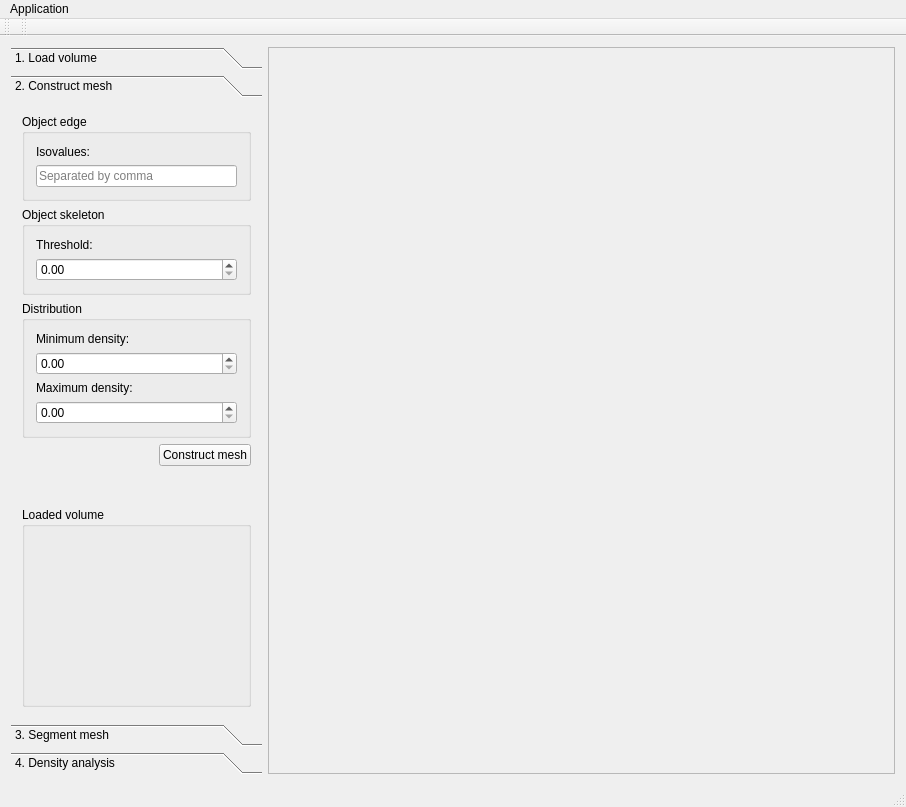
First picture: the form in MainWindow.ui, repository rics-ucsp/BoneDensityApp, before the edit.
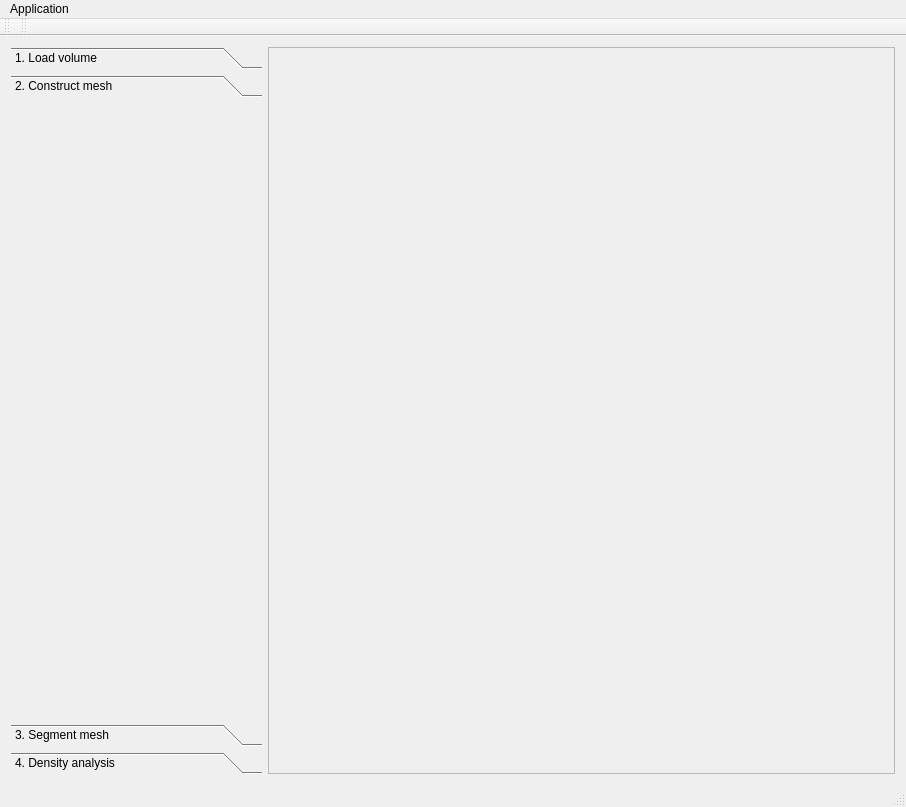
Second picture: the form after the edit. Custom widgets are drawn as their Qt base class.

Commit message: Create construction layout

```diff
--- a/MainWindow.ui
+++ b/MainWindow.ui
@@ -38,7 +38,7 @@
       <property name="currentIndex">
        <number>1</number>
       </property>
-      <widget class="QWidget" name="page">
+      <widget class="QWidget" name="page_load_volume">
        <property name="geometry">
         <rect>
          <x>0</x>
@@ -73,148 +73,20 @@
         </item>
        </layout>
       </widget>
-      <widget class="QWidget" name="page_2">
+      <widget class="PageConstructMesh" name="page_construct_mesh">
        <property name="geometry">
         <rect>
          <x>0</x>
          <y>0</y>
          <width>247</width>
-         <height>615</height>
+         <height>591</height>
         </rect>
        </property>
        <attribute name="label">
         <string>2. Construct mesh</string>
        </attribute>
-       <layout class="QVBoxLayout" name="verticalLayout_2">
-        <item>
-         <widget class="QGroupBox" name="groupBox">
-          <property name="title">
-           <string>Object edge</string>
-          </property>
-          <layout class="QVBoxLayout" name="verticalLayout_3">
-           <item>
-            <widget class="QLabel" name="label_2">
-             <property name="text">
-              <string>Isovalues:</string>
-             </property>
-            </widget>
-           </item>
-           <item>
-            <widget class="QLineEdit" name="lineEdit">
-             <property name="placeholderText">
-              <string>Separated by comma</string>
-             </property>
-            </widget>
-           </item>
-          </layout>
-         </widget>
-        </item>
-        <item>
-         <widget class="QGroupBox" name="groupBox_3">
-          <property name="title">
-           <string>Object skeleton</string>
-          </property>
-          <layout class="QVBoxLayout" name="verticalLayout_4">
-           <item>
-            <widget class="QLabel" name="label_3">
-             <property name="text">
-              <string>Threshold:</string>
-             </property>
-            </widget>
-           </item>
-           <item>
-            <widget class="QDoubleSpinBox" name="doubleSpinBox"/>
-           </item>
-          </layout>
-         </widget>
-        </item>
-        <item>
-         <widget class="QGroupBox" name="groupBox_2">
-          <property name="title">
-           <string>Distribution</string>
-          </property>
-          <layout class="QVBoxLayout" name="verticalLayout_5">
-           <item>
-            <widget class="QLabel" name="label_4">
-             <property name="text">
-              <string>Minimum density:</string>
-             </property>
-            </widget>
-           </item>
-           <item>
-            <widget class="QDoubleSpinBox" name="doubleSpinBox_2"/>
-           </item>
-           <item>
-            <widget class="QLabel" name="label_5">
-             <property name="text">
-              <string>Maximum density:</string>
-             </property>
-            </widget>
-           </item>
-           <item>
-            <widget class="QDoubleSpinBox" name="doubleSpinBox_3"/>
-           </item>
-          </layout>
-         </widget>
-        </item>
-        <item>
-         <layout class="QHBoxLayout" name="horizontalLayout_2">
-          <item>
-           <spacer name="horizontalSpacer">
-            <property name="orientation">
-             <enum>Qt::Horizontal</enum>
-            </property>
-            <property name="sizeHint" stdset="0">
-             <size>
-              <width>40</width>
-              <height>20</height>
-             </size>
-            </property>
-           </spacer>
-          </item>
-          <item>
-           <widget class="QPushButton" name="pushButton">
-            <property name="text">
-             <string>Construct mesh</string>
-            </property>
-           </widget>
-          </item>
-         </layout>
-        </item>
-        <item>
-         <spacer name="verticalSpacer_5">
-          <property name="orientation">
-           <enum>Qt::Vertical</enum>
-          </property>
-          <property name="sizeHint" stdset="0">
-           <size>
-            <width>20</width>
-            <height>40</height>
-           </size>
-          </property>
-         </spacer>
-        </item>
-        <item>
-         <widget class="QGroupBox" name="groupBox_4">
-          <property name="minimumSize">
-           <size>
-            <width>0</width>
-            <height>200</height>
-           </size>
-          </property>
-          <property name="title">
-           <string>Loaded volume</string>
-          </property>
-          <layout class="QVBoxLayout" name="verticalLayout_6">
-           <item>
-            <widget class="QWidget" name="imageWidget" native="true"/>
-           </item>
-          </layout>
-         </widget>
-        </item>
-       </layout>
       </widget>
-      <widget class="QWidget" name="page_5">
+      <widget class="QWidget" name="page_segment_mesh">
        <property name="geometry">
         <rect>
          <x>0</x>
@@ -227,7 +99,7 @@
         <string>3. Segment mesh</string>
        </attribute>
       </widget>
-      <widget class="QWidget" name="page_6">
+      <widget class="QWidget" name="page_density_analysis">
        <property name="geometry">
         <rect>
          <x>0</x>
@@ -253,10 +125,10 @@
       <layout class="QGridLayout" name="gridLayout">
        <item row="0" column="0">
         <widget class="QStackedWidget" name="stackedWidget">
-         <widget class="QWidget" name="page_load_volume"/>
-         <widget class="QWidget" name="page_construct_mesh"/>
-         <widget class="QWidget" name="page_segment_mesh"/>
-         <widget class="QWidget" name="page_density_analysis"/>
+         <widget class="QWidget" name="stacked_load_volume"/>
+         <widget class="StackedConstructMesh" name="stacked_construct_mesh"/>
+         <widget class="QWidget" name="stacked_segment_mesh"/>
+         <widget class="QWidget" name="stacked_density_analysis"/>
         </widget>
        </item>
       </layout>
@@ -308,6 +180,20 @@
   </action>
  </widget>
  <layoutdefault spacing="6" margin="11"/>
+ <customwidgets>
+  <customwidget>
+   <class>PageConstructMesh</class>
+   <extends>QWidget</extends>
+   <header>PageConstructMesh.h</header>
+   <container>1</container>
+  </customwidget>
+  <customwidget>
+   <class>StackedConstructMesh</class>
+   <extends>QWidget</extends>
+   <header>StackedConstructMesh.h</header>
+   <container>1</container>
+  </customwidget>
+ </customwidgets>
  <resources/>
  <connections/>
 </ui>
```
Left out of the diff: 2 changed lines with no effect on the pictures. The commit also changes 8 other files.
